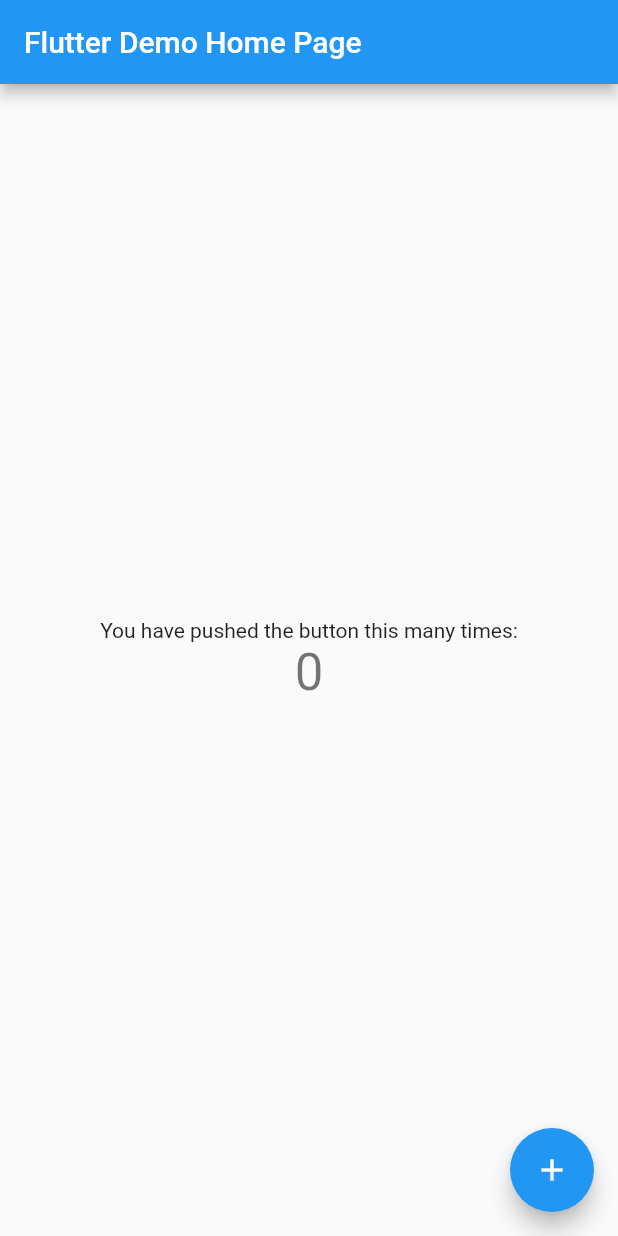
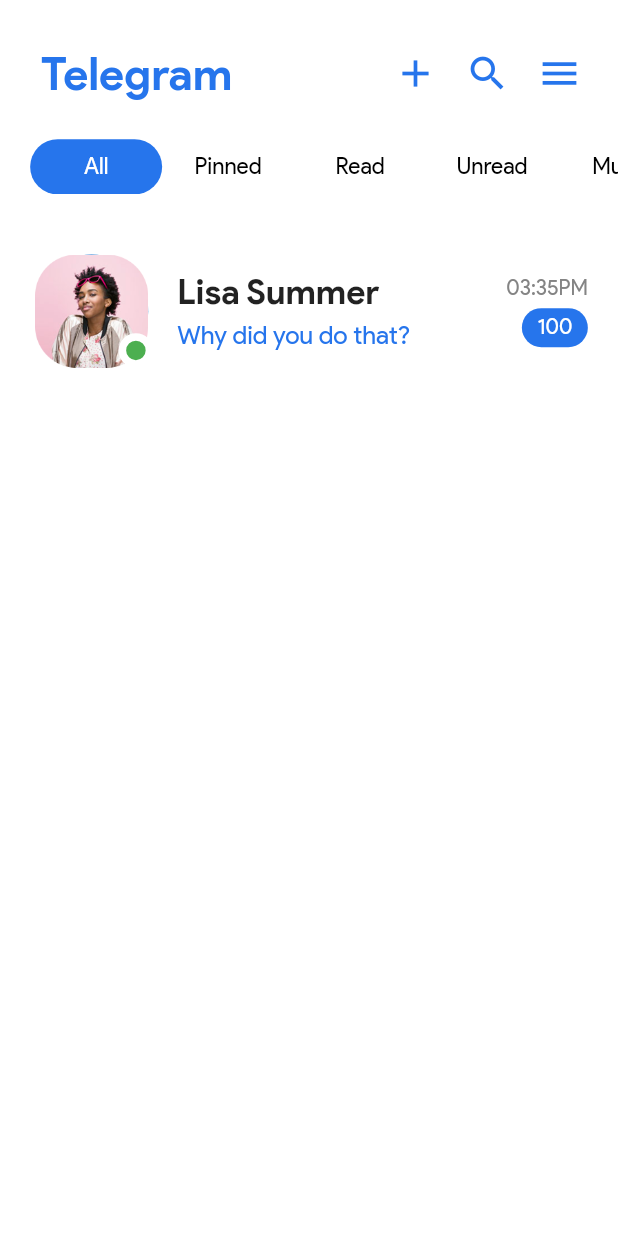
Before and after one commit to ShanjinurIslam/Chithi-Messeging-App, a Flutter app: the screen it shows after launch, on a phone screen of 412 x 824 dp. Run offline on Flutter 3.47's test engine with Material 2 defaults, Android fonts, the light colour scheme and no system bars.

Commit message:
home view designing

```diff
--- a/Mobile Frontend/Telegram/lib/main.dart
+++ b/Mobile Frontend/Telegram/lib/main.dart
@@ -1,15 +1,35 @@
+import 'package:Telegram/routes.dart';
 import 'package:flutter/material.dart';
+import 'package:flutter/services.dart';
 
 void main() {
   runApp(MyApp());
 }
 
+class MyBehavior extends ScrollBehavior {
+  @override
+  Widget buildViewportChrome(
+      BuildContext context, Widget child, AxisDirection axisDirection) {
+    return child;
+  }
+}
+
 class MyApp extends StatelessWidget {
   // This widget is the root of your application.
+
   @override
   Widget build(BuildContext context) {
+    SystemChrome.setSystemUIOverlayStyle(SystemUiOverlayStyle(
+      systemNavigationBarColor: Colors.white, // navigation bar color
+    ));
     return MaterialApp(
-      title: 'Flutter Demo',
+      builder: (context, child) {
+        return ScrollConfiguration(
+          behavior: MyBehavior(),
+          child: child,
+        );
+      },
+      title: 'Telegram',
       theme: ThemeData(
         // This is the theme of your application.
         //
@@ -21,97 +41,13 @@
         // Notice that the counter didn't reset back to zero; the application
         // is not restarted.
         primarySwatch: Colors.blue,
+        fontFamily: 'ProductSans',
         // This makes the visual density adapt to the platform that you run
         // the app on. For desktop platforms, the controls will be smaller and
         // closer together (more dense) than on mobile platforms.
         visualDensity: VisualDensity.adaptivePlatformDensity,
       ),
-      home: MyHomePage(title: 'Flutter Demo Home Page'),
+      routes: routes,
     );
   }
 }
-
-class MyHomePage extends StatefulWidget {
-  MyHomePage({Key key, this.title}) : super(key: key);
-
-  // This widget is the home page of your application. It is stateful, meaning
-  // that it has a State object (defined below) that contains fields that affect
-  // how it looks.
-
-  // This class is the configuration for the state. It holds the values (in this
-  // case the title) provided by the parent (in this case the App widget) and
-  // used by the build method of the State. Fields in a Widget subclass are
-  // always marked "final".
-
-  final String title;
-
-  @override
-  _MyHomePageState createState() => _MyHomePageState();
-}
-
-class _MyHomePageState extends State<MyHomePage> {
-  int _counter = 0;
-
-  void _incrementCounter() {
-    setState(() {
-      // This call to setState tells the Flutter framework that something has
-      // changed in this State, which causes it to rerun the build method below
-      // so that the display can reflect the updated values. If we changed
-      // _counter without calling setState(), then the build method would not be
-      // called again, and so nothing would appear to happen.
-      _counter++;
-    });
-  }
-
-  @override
-  Widget build(BuildContext context) {
-    // This method is rerun every time setState is called, for instance as done
-    // by the _incrementCounter method above.
-    //
-    // The Flutter framework has been optimized to make rerunning build methods
-    // fast, so that you can just rebuild anything that needs updating rather
-    // than having to individually change instances of widgets.
-    return Scaffold(
-      appBar: AppBar(
-        // Here we take the value from the MyHomePage object that was created by
-        // the App.build method, and use it to set our appbar title.
-        title: Text(widget.title),
-      ),
-      body: Center(
-        // Center is a layout widget. It takes a single child and positions it
-        // in the middle of the parent.
-        child: Column(
-          // Column is also a layout widget. It takes a list of children and
-          // arranges them vertically. By default, it sizes itself to fit its
-          // children horizontally, and tries to be as tall as its parent.
-          //
-          // Invoke "debug painting" (press "p" in the console, choose the
-          // "Toggle Debug Paint" action from the Flutter Inspector in Android
-          // Studio, or the "Toggle Debug Paint" command in Visual Studio Code)
-          // to see the wireframe for each widget.
-          //
-          // Column has various properties to control how it sizes itself and
-          // how it positions its children. Here we use mainAxisAlignment to
-          // center the children vertically; the main axis here is the vertical
-          // axis because Columns are vertical (the cross axis would be
-          // horizontal).
-          mainAxisAlignment: MainAxisAlignment.center,
-          children: <Widget>[
-            Text(
-              'You have pushed the button this many times:',
-            ),
-            Text(
-              '$_counter',
-              style: Theme.of(context).textTheme.headline4,
-            ),
-          ],
-        ),
-      ),
-      floatingActionButton: FloatingActionButton(
-        onPressed: _incrementCounter,
-        tooltip: 'Increment',
-        child: Icon(Icons.add),
-      ), // This trailing comma makes auto-formatting nicer for build methods.
-    );
-  }
-}
--- /dev/null
+++ b/Mobile Frontend/Telegram/lib/routes.dart
@@ -0,0 +1,8 @@
+import 'package:Telegram/views/home_view.dart';
+import 'package:Telegram/views/landing_view.dart';
+import 'package:flutter/material.dart';
+
+final routes = {
+  //'/': (BuildContext context) => LandingView(),
+  '/': (BuildContext context) => HomeView(),
+};
--- /dev/null
+++ b/Mobile Frontend/Telegram/lib/utils/colors.dart
@@ -0,0 +1,6 @@
+import 'package:flutter/material.dart';
+
+final Color customBlue = Color.fromRGBO(38, 117, 236, 1);
+final Color customBlack = Color.fromRGBO(19, 19, 19, 1);
+final Color customGray = Color.fromRGBO(132, 132, 132, 1);
+final Color customGreen = Color.fromRGBO(64, 216, 26, 1);
--- /dev/null
+++ b/Mobile Frontend/Telegram/lib/views/home_view.dart
@@ -0,0 +1,212 @@
+import 'package:Telegram/utils/colors.dart';
+import 'package:flutter/material.dart';
+
+class HomeView extends StatefulWidget {
+  @override
+  State<StatefulWidget> createState() {
+    return new _HomeState();
+  }
+}
+
+class _HomeState extends State<HomeView> {
+  List<String> categories = [
+    'All',
+    'Pinned',
+    'Read',
+    'Unread',
+    'Muted',
+  ];
+
+  int current = 0;
+  int unread = 100;
+
+  @override
+  void initState() {
+    super.initState();
+  }
+
+  @override
+  Widget build(BuildContext context) {
+    double _height = MediaQuery.of(context).size.height;
+    double _width = MediaQuery.of(context).size.width;
+
+    return Scaffold(
+        backgroundColor: Colors.white,
+        body: SafeArea(
+            bottom: false,
+            child: Column(
+              children: [
+                Container(
+                  padding: EdgeInsets.fromLTRB(27 * (414 / _width),
+                      27 * (_height / 896.0), 15 * (414 / _width), 0),
+                  child: Row(
+                    mainAxisAlignment: MainAxisAlignment.spaceBetween,
+                    children: [
+                      Text(
+                        "Telegram",
+                        style: TextStyle(
+                            color: customBlue,
+                            fontSize: 30,
+                            fontWeight: FontWeight.bold),
+                      ),
+                      Spacer(),
+                      Row(
+                        mainAxisAlignment: MainAxisAlignment.spaceBetween,
+                        children: [
+                          IconButton(
+                              icon: Icon(
+                                Icons.add,
+                                color: customBlue,
+                                size: 30,
+                              ),
+                              onPressed: () => {}),
+                          IconButton(
+                              icon: Icon(
+                                Icons.search,
+                                color: customBlue,
+                                size: 30,
+                              ),
+                              onPressed: () => {}),
+                          IconButton(
+                              icon: Icon(
+                                Icons.menu,
+                                color: customBlue,
+                                size: 30,
+                              ),
+                              onPressed: () => {}),
+                        ],
+                      )
+                    ],
+                  ),
+                ), // Header section ends here
+
+                new Container(
+                  margin: EdgeInsets.fromLTRB(0, 20, 0, 20),
+                  height: 40 * (_height / 896.0),
+                  child: ListView.builder(
+                    scrollDirection: Axis.horizontal,
+                    itemBuilder: (BuildContext context, int index) {
+                      return Container(
+                        margin: index == 0
+                            ? EdgeInsets.fromLTRB(20 * (414 / _width), 0, 0, 0)
+                            : EdgeInsets.fromLTRB(0, 0, 0, 0),
+                        child: FlatButton(
+                          shape: RoundedRectangleBorder(
+                              borderRadius:
+                                  BorderRadius.all(Radius.circular(20))),
+                          color: current == index ? customBlue : null,
+                          onPressed: () {
+                            setState(() {
+                              this.current = index;
+                            });
+                          },
+                          child: Text(
+                            categories[index],
+                            style: TextStyle(
+                                fontSize: 15,
+                                color: current == index
+                                    ? Colors.white
+                                    : Colors.black),
+                          ),
+                        ),
+                      );
+                    },
+                    itemCount: categories.length,
+                  ),
+                ),
+                Expanded(
+                  child: ListView(
+                    children: [
+                      Container(
+                        margin: EdgeInsets.all(20 * (414 / _width)),
+                        height: 82 * (_height / 896.0),
+                        child: Row(
+                          children: [
+                            Stack(
+                              alignment: Alignment.bottomRight,
+                              children: [
+                                CircleAvatar(
+                                  child: Image.asset('images/profile.png'),
+                                  radius: 41,
+                                ),
+                                Container(
+                                  //color: Colors.white,
+                                  height: 23,
+                                  width: 23,
+                                  decoration: BoxDecoration(
+                                    shape: BoxShape.circle,
+                                    color: Colors.green,
+                                    border: new Border.all(
+                                        color: Colors.white,
+                                        width: 5,
+                                        style: BorderStyle.solid),
+                                  ),
+                                )
+                              ],
+                            ),
+                            Spacer(
+                              flex: 1,
+                            ),
+                            Column(
+                              mainAxisAlignment: MainAxisAlignment.center,
+                              crossAxisAlignment: CrossAxisAlignment.start,
+                              children: [
+                                Text(
+                                  "Lisa Summer",
+                                  style: TextStyle(
+                                      fontWeight: FontWeight.bold,
+                                      fontSize: 23),
+                                ),
+                                SizedBox(
+                                  height: 5,
+                                ),
+                                Text(
+                                  "Why did you do that?",
+                                  style: TextStyle(
+                                      color: customBlue,
+                                      fontWeight: FontWeight.normal,
+                                      fontSize: 17),
+                                )
+                              ],
+                            ),
+                            Spacer(
+                              flex: 4,
+                            ),
+                            Column(
+                              mainAxisAlignment: MainAxisAlignment.center,
+                              crossAxisAlignment: CrossAxisAlignment.end,
+                              children: [
+                                Text(
+                                  "03:35PM",
+                                  style: TextStyle(color: customGray),
+                                ),
+                                SizedBox(
+                                  height: 5,
+                                ),
+                                Container(
+                                  child: Center(
+                                    child: Text(
+                                      unread.toString(),
+                                      style: TextStyle(color: Colors.white),
+                                    ),
+                                  ),
+                                  width: unread > 10 ? 44 : 26,
+                                  height: 26,
+                                  decoration: new BoxDecoration(
+                                    color: customBlue,
+                                    borderRadius:
+                                        new BorderRadius.circular(26.0),
+                                  ),
+                                )
+                              ],
+                            ),
+                          ],
+                        ),
+                      ),
+                    ],
+                  ),
+                ),
+              ],
+            )));
+  }
+}
--- /dev/null
+++ b/Mobile Frontend/Telegram/lib/views/landing_view.dart
@@ -0,0 +1,14 @@
+import 'package:flutter/material.dart';
+
+class LandingView extends StatelessWidget {
+  @override
+  Widget build(BuildContext context) {
+    return Scaffold(
+        body: SafeArea(
+      bottom: false,
+      child: Center(
+        child: Text("Welcome"),
+      ),
+    ));
+  }
+}
```
Also changed, not shown: Mobile Frontend/Telegram/pubspec.yaml (+11 -8 lines), Mobile Frontend/Telegram/fonts/ProductSans/Product-Sans-Bold.ttf (added), Mobile Frontend/Telegram/fonts/ProductSans/Product-Sans-Regular.ttf (added), Mobile Frontend/Telegram/images/profile.png (added), 3 other files.
